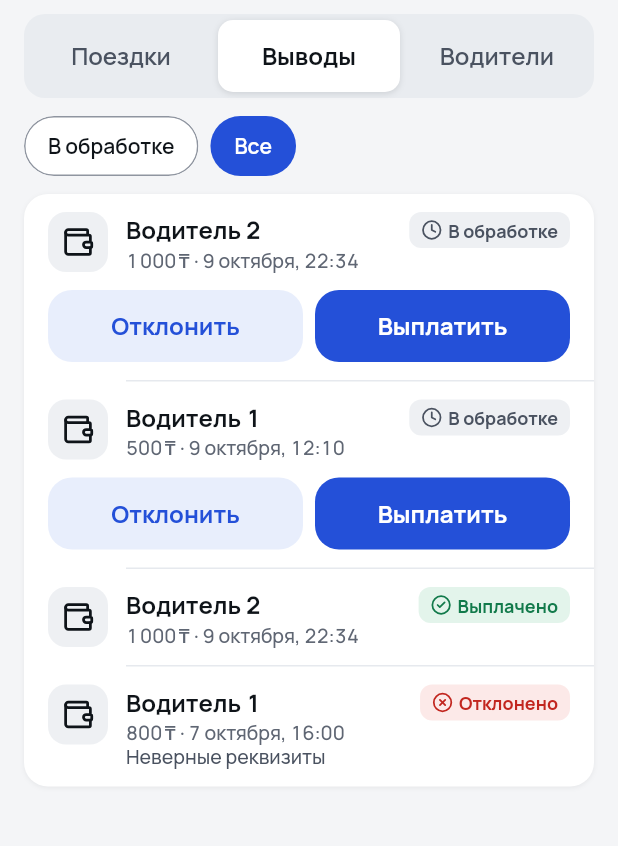
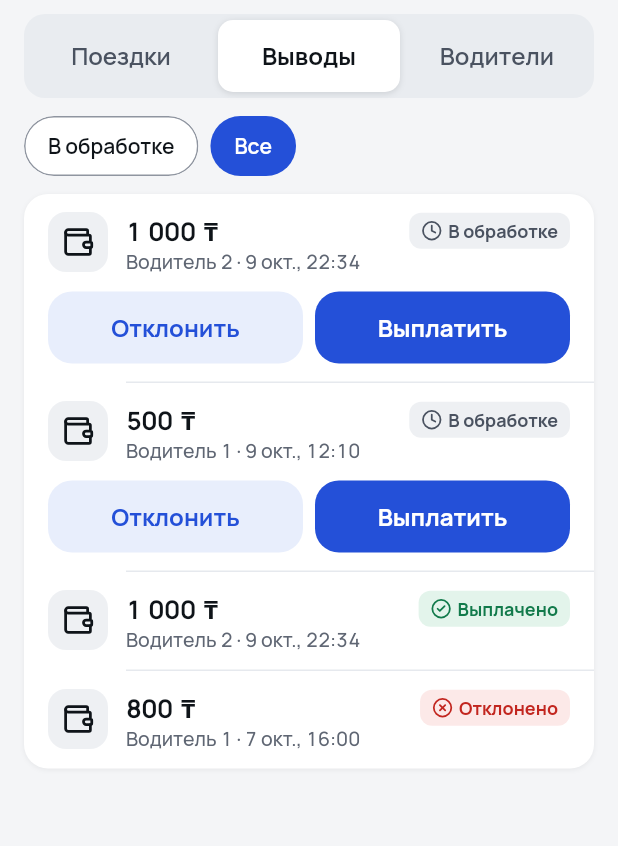
Before and after one commit to alisherizmukhan/arqa-demo, a Flutter app: the _AdminWithdrawals screen opened directly, on a phone screen of 412 x 824 dp, the part 70-916 px from its top. Run offline on Flutter 3.47's test engine with Material 3 defaults, Android fonts, the phone set to English and light mode, and no system bars; our stand-ins replace dio, flutter_riverpod, freezed_annotation, lucide_icons_flutter, riverpod_annotation; generated files the repository leaves out were written again; statements that could not run were skipped.

Commit message:
fix(design_kit): wide money gap everywhere, admin row layouts
Kit texts that can carry an amount render through DkGroupedText, so U+202F
before ₸ is widened. DkWithdrawalTile takes the amount (moneyM in the admin
list) with a one-line subtitle; DkTripTile gets an optional driver line.
The example test fails on a ₸ without U+202F, a hyphen minus or a narrow gap.

```diff
--- a/packages/design_kit/example/lib/accounts_preview.dart
+++ b/packages/design_kit/example/lib/accounts_preview.dart
@@ -331,9 +331,24 @@ String _money(int amount) => DkMoney.format(amount);
 String _dateTime(DateTime moment) =>
     '${DkFormat.date(moment)}, ${DkFormat.clock(moment.hour, moment.minute)}';
 
-/// Admin rows: no year, so amount and date fit one line at 390 dp.
+const _shortMonths = [
+  'янв.',
+  'февр.',
+  'мар.',
+  'апр.',
+  'мая',
+  'июн.',
+  'июл.',
+  'авг.',
+  'сент.',
+  'окт.',
+  'нояб.',
+  'дек.',
+];
+
+/// Admin rows: «9 окт., 22:34», so «driver · date» fits one line.
 String _shortDateTime(DateTime moment) =>
-    '${DkFormat.dayMonth(moment)}, '
+    '${moment.day} ${_shortMonths[moment.month - 1]}, '
     '${DkFormat.clock(moment.hour, moment.minute)}';
 
 // --- §8.1 Login --------------------------------------------------------------
@@ -607,7 +622,7 @@ class _Withdraw extends StatelessWidget {
       if (created)
         DkWithdrawalTile(
           highlighted: true,
-          title: _money(300),
+          amount: 300,
           subtitle: _dateTime(DateTime(2026, 10, 9, 14, 20)),
           status: const DkStatusChip(
             kind: DkStatusKind.pending,
@@ -615,7 +630,7 @@ class _Withdraw extends StatelessWidget {
           ),
         ),
       DkWithdrawalTile(
-        title: _money(400),
+        amount: 400,
         subtitle: _dateTime(DateTime(2026, 10, 8, 18, 5)),
         status: const DkStatusChip(
           kind: DkStatusKind.pending,
@@ -623,7 +638,7 @@ class _Withdraw extends StatelessWidget {
         ),
       ),
       DkWithdrawalTile(
-        title: _money(500),
+        amount: 500,
         subtitle: _dateTime(DateTime(2026, 10, 6, 9, 40)),
         note: 'Неверные реквизиты',
         status: const DkStatusChip(
@@ -632,7 +647,7 @@ class _Withdraw extends StatelessWidget {
         ),
       ),
       DkWithdrawalTile(
-        title: _money(600),
+        amount: 600,
         subtitle: _dateTime(DateTime(2026, 10, 5, 14, 20)),
         status: const DkStatusChip(kind: DkStatusKind.paid, label: 'Выплачено'),
       ),
@@ -919,7 +934,8 @@ class _AdminTrips extends StatelessWidget {
               DkTripTile(
                 timeRange: t.$1,
                 endsNextDay: false,
-                meta: driver == 0 ? '${t.$2} · Водитель ${t.$6}' : t.$2,
+                meta: t.$2,
+                driver: driver == 0 ? 'Водитель ${t.$6}' : null,
                 amount: _money(t.$3),
                 commission: 'комиссия ${_money(t.$4)}',
                 method: t.$5,
@@ -953,8 +969,9 @@ class _AdminWithdrawals extends StatelessWidget {
       DateTime at, {
       bool busy = false,
     }) => DkWithdrawalTile(
-      title: driver,
-      subtitle: '${_money(amount)} · ${_shortDateTime(at)}',
+      prominent: true,
+      amount: amount,
+      subtitle: '$driver · ${_shortDateTime(at)}',
       status: const DkStatusChip(
         kind: DkStatusKind.pending,
         label: 'В обработке',
@@ -978,10 +995,10 @@ class _AdminWithdrawals extends StatelessWidget {
       pending('Водитель 1', 500, DateTime(2026, 10, 9, 12, 10)),
       if (all || markedPaid)
         DkWithdrawalTile(
-          title: 'Водитель 2',
+          prominent: true,
+          amount: 1000,
           subtitle:
-              '${_money(1000)} · '
-              '${_shortDateTime(DateTime(2026, 10, 9, 22, 34))}',
+              'Водитель 2 · ${_shortDateTime(DateTime(2026, 10, 9, 22, 34))}',
           status: const DkStatusChip(
             kind: DkStatusKind.paid,
             label: 'Выплачено',
@@ -989,10 +1006,9 @@ class _AdminWithdrawals extends StatelessWidget {
         ),
       if (all)
         DkWithdrawalTile(
-          title: 'Водитель 1',
-          subtitle:
-              '${_money(800)} · ${_shortDateTime(DateTime(2026, 10, 7, 16))}',
-          note: 'Неверные реквизиты',
+          prominent: true,
+          amount: 800,
+          subtitle: 'Водитель 1 · ${_shortDateTime(DateTime(2026, 10, 7, 16))}',
           status: const DkStatusChip(
             kind: DkStatusKind.rejected,
             label: 'Отклонено',
--- a/packages/design_kit/lib/src/components/dk_accounts.dart
+++ b/packages/design_kit/lib/src/components/dk_accounts.dart
@@ -245,7 +245,10 @@ class DkListRow extends StatelessWidget {
                 crossAxisAlignment: CrossAxisAlignment.start,
                 mainAxisSize: MainAxisSize.min,
                 children: [
-                  Text(title, style: text.bodyStrong.copyWith(color: tone)),
+                  DkGroupedText(
+                    title,
+                    style: text.bodyStrong.copyWith(color: tone),
+                  ),
                   if (subtitle case final value?)
                     DkGroupedText(
                       value,
@@ -296,11 +299,11 @@ class DkProfileCard extends StatelessWidget {
               child: Column(
                 crossAxisAlignment: CrossAxisAlignment.start,
                 children: [
-                  Text(
+                  DkGroupedText(
                     name,
                     style: text.titleM.copyWith(color: colors.textPrimary),
                   ),
-                  Text(
+                  DkGroupedText(
                     caption,
                     style: text.caption.copyWith(color: colors.textTertiary),
                   ),
@@ -537,30 +540,35 @@ class DkBalanceCard extends StatelessWidget {
   }
 }
 
-/// A withdrawal row, DESIGN.md §8.4 / §8.6: icon tile `wallet` · [title]
-/// (amount, or driver for the admin) over [subtitle] (date) and an optional
-/// [note] (reject reason) · [status] chip. [actions] go under the row
-/// (the admin's «Отклонить» / «Выплатить»). [highlighted]: accentSoft.
+/// A withdrawal row, DESIGN.md §8.4 / §8.6: icon tile `wallet` · [amount]
+/// (`bodyStrong`; `moneyM` when [prominent], the admin list) over [subtitle]
+/// (one line: date, or «driver · date») and an optional [note] (reject
+/// reason) · [status] chip. [actions] go under the row (the admin's
+/// «Отклонить» / «Выплатить»). [highlighted]: accentSoft.
 class DkWithdrawalTile extends StatelessWidget {
   /// Creates the row.
   const new({
-    required this.title,
+    required this.amount,
     required this.subtitle,
     required this.status,
+    this.prominent = false,
     this.note,
     this.actions,
     this.highlighted = false,
     super.key,
   });
 
-  /// `bodyStrong` first line.
-  final String title;
+  /// Whole tenge.
+  final int amount;
 
-  /// `caption` second line.
+  /// `caption` second line, never wrapped.
   final String subtitle;
 
   /// Status chip.
   final Widget status;
+
+  /// `moneyM` amount (admin list) instead of `bodyStrong`.
+  final bool prominent;
 
   /// Third line (`caption`, textSecondary), e.g. the reject reason.
   final String? note;
@@ -598,22 +606,37 @@ class DkWithdrawalTile extends StatelessWidget {
                 ),
                 Expanded(
                   child: Column(
-                    crossAxisAlignment: CrossAxisAlignment.start,
+                    crossAxisAlignment: CrossAxisAlignment.stretch,
                     children: [
+                      // The chip shares the amount's line, so the subtitle
+                      // below gets the full width.
+                      Row(
+                        spacing: spacing.s8,
+                        children: [
+                          Expanded(
+                            child: Align(
+                              alignment: AlignmentDirectional.centerStart,
+                              child: DkMoneyText(
+                                amount,
+                                style:
+                                    (prominent ? text.moneyM : text.bodyStrong)
+                                        .copyWith(color: colors.textPrimary),
+                              ),
+                            ),
+                          ),
+                          status,
+                        ],
+                      ),
                       DkGroupedText(
-                        title,
-                        style: text.bodyStrong.copyWith(
-                          color: colors.textPrimary,
-                        ),
-                      ),
-                      Text(
                         subtitle,
+                        maxLines: 1,
+                        overflow: TextOverflow.ellipsis,
                         style: text.caption.copyWith(
                           color: colors.textTertiary,
                         ),
                       ),
                       if (note case final value?)
-                        Text(
+                        DkGroupedText(
                           value,
                           style: text.caption.copyWith(
                             color: colors.textSecondary,
@@ -622,7 +645,6 @@ class DkWithdrawalTile extends StatelessWidget {
                     ],
                   ),
                 ),
-                status,
               ],
             ),
           ),
@@ -655,7 +677,7 @@ class DkInfoRow extends StatelessWidget {
           color: colors.textSecondary,
         ),
         Expanded(
-          child: Text(
+          child: DkGroupedText(
             text,
             style: context.dkText.bodyS.copyWith(color: colors.textSecondary),
           ),
@@ -754,14 +776,14 @@ class DkActionSheet extends StatelessWidget {
                   child: Column(
                     crossAxisAlignment: CrossAxisAlignment.start,
                     children: [
-                      Text(
+                      DkGroupedText(
                         title,
                         style: context.dkText.titleM.copyWith(
                           color: colors.textPrimary,
                         ),
                       ),
                       if (subtitle case final value?)
-                        Text(
+                        DkGroupedText(
                           value,
                           style: context.dkText.caption.copyWith(
                             color: colors.textTertiary,
--- a/packages/design_kit/lib/src/format/dk_grouped_text.dart
+++ b/packages/design_kit/lib/src/format/dk_grouped_text.dart
@@ -53,6 +53,7 @@ class DkGroupedText extends StatelessWidget {
     required this.style,
     this.maxLines,
     this.textAlign,
+    this.overflow,
     super.key,
   });
 
@@ -68,6 +69,9 @@ class DkGroupedText extends StatelessWidget {
   /// Optional alignment.
   final TextAlign? textAlign;
 
+  /// Optional overflow (with [maxLines]).
+  final TextOverflow? overflow;
+
   @override
   Widget build(BuildContext context) {
     final effective = DefaultTextStyle.of(context).style.merge(style);
@@ -75,6 +79,7 @@ class DkGroupedText extends StatelessWidget {
       TextSpan(style: effective, children: dkGroupedSpans(text, effective)),
       maxLines: maxLines,
       textAlign: textAlign,
+      overflow: overflow,
     );
   }
 }
```
Also changed, not shown: packages/design_kit/lib/src/components/dk_feedback.dart (+5 -4 lines), packages/design_kit/lib/src/components/dk_trip_tile.dart (+14 -0 lines), 2 other files.
